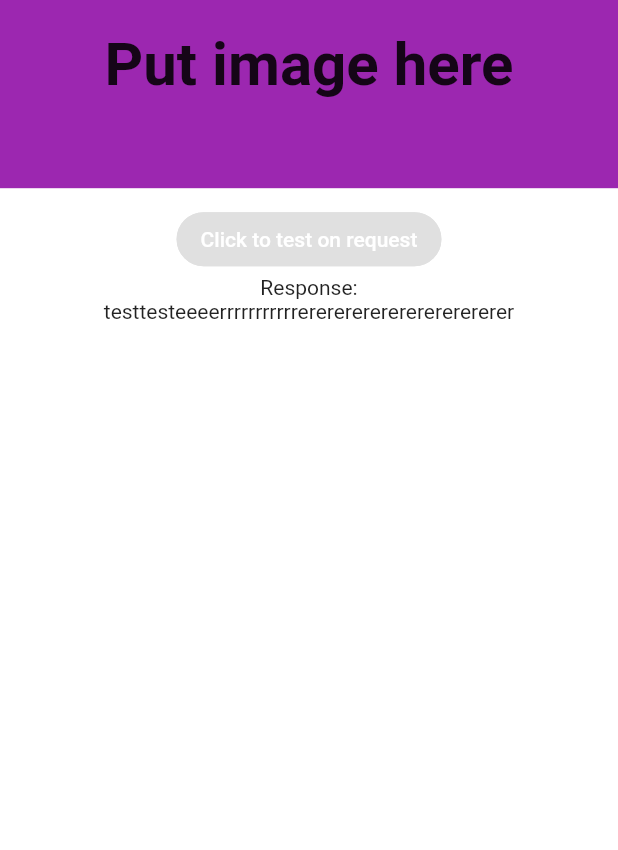
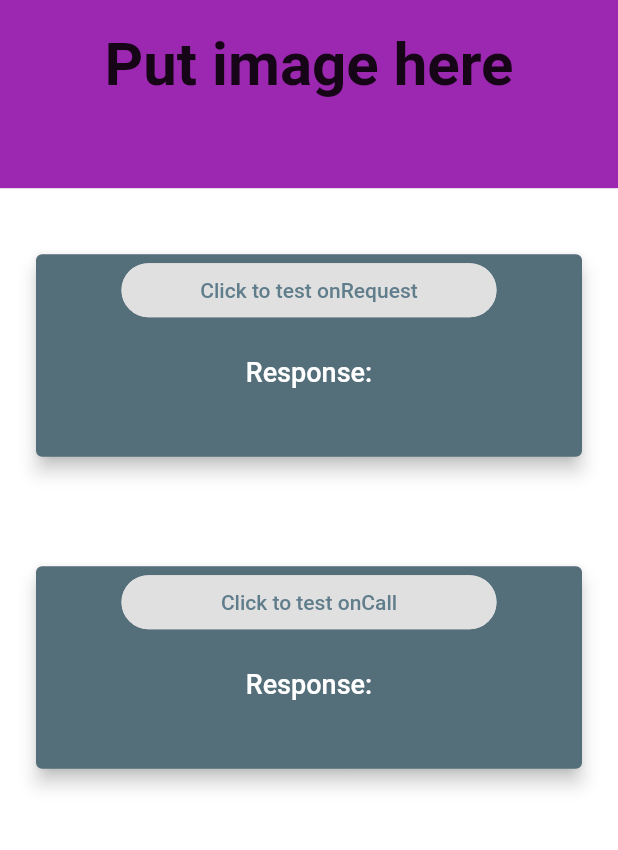
Before and after one commit to hoonblizz/Flutter_Study_Web, a Flutter app: the FirebaseFunctionsTutorialPage screen opened by its route, on a phone screen of 412 x 824 dp, the part 59-909 px from its top. Run offline on Flutter 3.47's test engine with Material 2 defaults, Android fonts, the phone set to English and light mode, and no system bars; our stand-ins replace dynamic_theme, fluro, get_it; Roboto replaces fonts that are missing (Montserrat).

Commit message:
basic ui

```diff
--- a/lib/app.dart
+++ b/lib/app.dart
@@ -21,7 +21,7 @@ class _AppState extends State<App> {
             ? ThemeData(
                 primarySwatch: Colors.blueGrey,
                 backgroundColor: Colors.white,
-                cardColor: Colors.blueGrey[50],
+                cardColor: Colors.blueGrey[600],
                 primaryTextTheme: TextTheme(
                   button: TextStyle(
                     color: Colors.blueGrey,
@@ -33,7 +33,11 @@ class _AppState extends State<App> {
                   subtitle1: TextStyle(
                     color: Colors.black,
                   ),
-                  headline1: TextStyle(color: Colors.blueGrey[800]),
+                  headline1: TextStyle(
+                    color: Colors.blueGrey[800],
+                  ),
+                  bodyText1: TextStyle(color: Colors.white),
+                  //bodyText2: TextStyle(color: Colors.blueGrey[50]),
                 ),
                 bottomAppBarColor: Colors.blueGrey[900],
                 iconTheme: IconThemeData(color: Colors.blueGrey),
@@ -42,10 +46,10 @@ class _AppState extends State<App> {
             : ThemeData(
                 primarySwatch: Colors.blueGrey,
                 backgroundColor: Colors.blueGrey[900],
-                cardColor: Colors.black,
+                cardColor: Colors.blueGrey[50],
                 primaryTextTheme: TextTheme(
                   button: TextStyle(
-                    color: Colors.blueGrey[200],
+                    color: Colors.white,
                     decorationColor: Colors.blueGrey[50],
                   ),
                   subtitle2: TextStyle(
@@ -57,6 +61,8 @@ class _AppState extends State<App> {
                   headline1: TextStyle(
                     color: Colors.white70,
                   ),
+                  bodyText1: TextStyle(color: Colors.black),
+                  //bodyText2: TextStyle(color: Colors.black),
                 ),
                 bottomAppBarColor: Colors.black,
                 iconTheme: IconThemeData(color: Colors.blueGrey[200]),
@@ -66,7 +72,13 @@ class _AppState extends State<App> {
       themedWidgetBuilder: (context, data) => MaterialApp(
         title: 'Coding Sloth',
         debugShowCheckedModeBanner: false,
-        theme: data,
+        theme: data.copyWith(
+          // originalSize * fontSizeFactor + fontSizeDelta
+          textTheme: Theme.of(context).textTheme.apply(
+                fontSizeFactor: 1.0,
+                fontSizeDelta: 2.0,
+              ),
+        ),
         navigatorKey: locator<NavigationService>().navigatorKey,
         onGenerateRoute: generateRoute,
         initialRoute: HomePageRoute,
--- a/lib/constants.dart
+++ b/lib/constants.dart
@@ -14,3 +14,5 @@ TextStyle kWebsiteTitleTextStyle = TextStyle(
   // This stops letters moving when hover
   shadows: [Shadow(blurRadius: 0.1, color: Colors.transparent)],
 );
+
+double kBodyHorizontalPadding = 20.0;
--- a/lib/tutorialPages/02_firebase_functions/firebase_functions_tutorial_page.dart
+++ b/lib/tutorialPages/02_firebase_functions/firebase_functions_tutorial_page.dart
@@ -1,4 +1,5 @@
 import 'package:flutter/material.dart';
+import 'package:flutter_study_web/constants.dart';
 import 'package:flutter_study_web/responsive.dart';
 import 'package:flutter_study_web/widgets/default_page_frame.dart';
 
@@ -10,43 +11,129 @@ class FirebaseFunctionsTutorialPage extends StatefulWidget {
 
 class _FirebaseFunctionsTutorialPageState
     extends State<FirebaseFunctionsTutorialPage> {
-  String _responseOnRequest = "testtesteeeerrrrrrrrrrrerererererererererererer";
+  String _responseOnRequest = "";
+  String _responseOnCall = "";
   void _onPressTestOnRequest() async {}
-
+  void _onPressTestOnCall() async {}
   @override
   Widget build(BuildContext context) {
+    var screenSize = MediaQuery.of(context).size;
+    ThemeData themeData = Theme.of(context);
+    double cardWidth = 750;
+
     return DefaultPageFrame(
       body: Column(
         children: [
-          ResponsiveWidget.isSmallScreen(context)
+          // On Request Test button and Response text
+          Container(
+            width: cardWidth,
+            padding: EdgeInsets.all(kBodyHorizontalPadding),
+            //padding: EdgeInsets.symmetric(horizontal: kBodyHorizontalPadding),
+            child: Card(
+              elevation: 5.0,
+              child: ResponsiveWidget.isSmallScreen(context)
                   ? Column(
-                  children: _onRequestWidget(),
+                      mainAxisSize: MainAxisSize.min,
+                      mainAxisAlignment: MainAxisAlignment.center,
+                      children: _contentWidget(
+                        themeData,
+                        screenSize,
+                        'Click to test onRequest',
+                        _onPressTestOnRequest,
+                        _responseOnRequest,
+                      ),
                     )
                   : Row(
-                  children: _onRequestWidget(),
+                      mainAxisSize: MainAxisSize.min,
+                      mainAxisAlignment: MainAxisAlignment.center,
+                      children: _contentWidget(
+                        themeData,
+                        screenSize,
+                        'Click to test onRequest',
+                        _onPressTestOnRequest,
+                        _responseOnRequest,
+                      ),
+                    ),
+            ),
+          ),
+          SizedBox(
+            height: 25,
+          ),
+          // On Call Test button and Response text
+          Container(
+            width: cardWidth,
+            padding: EdgeInsets.all(kBodyHorizontalPadding),
+            //padding: EdgeInsets.symmetric(horizontal: kBodyHorizontalPadding),
+            child: Card(
+              elevation: 5.0,
+              child: ResponsiveWidget.isSmallScreen(context)
+                  ? Column(
+                      mainAxisSize: MainAxisSize.min,
+                      mainAxisAlignment: MainAxisAlignment.center,
+                      children: _contentWidget(
+                        themeData,
+                        screenSize,
+                        'Click to test onCall',
+                        _onPressTestOnCall,
+                        _responseOnCall,
+                      ),
+                    )
+                  : Row(
+                      mainAxisSize: MainAxisSize.min,
+                      mainAxisAlignment: MainAxisAlignment.center,
+                      children: _contentWidget(
+                        themeData,
+                        screenSize,
+                        'Click to test onCall',
+                        _onPressTestOnCall,
+                        _responseOnCall,
+                      ),
+                    ),
+            ),
           ),
         ],
       ),
     );
   }
 
-  List<Widget> _onRequestWidget() {
+  List<Widget> _contentWidget(ThemeData themeData, Size screenSize,
+      String buttonText, Function buttonFunc, String responseVal) {
     return [
-      FlatButton(
-        onPressed: _onPressTestOnRequest,
+      Container(
+        width: 250,
+        child: FlatButton(
+          onPressed: buttonFunc,
           child: Text(
-          'Click to test on request',
-          style: TextStyle(color: Colors.white),
+            buttonText,
+            style: themeData.primaryTextTheme.button,
           ),
-        color: Theme.of(context).buttonColor,
+          color: themeData.buttonColor,
           shape: RoundedRectangleBorder(
             borderRadius: BorderRadius.circular(18.0),
             side: BorderSide(color: Theme.of(context).buttonColor),
           ),
         ),
+      ),
       Container(
+        width: 400,
+        padding: EdgeInsets.all(kBodyHorizontalPadding),
         child: Column(
-          children: [Text('Response:'), Text(_responseOnRequest)],
+          children: [
+            Text(
+              'Response:',
+              style: Theme.of(context).primaryTextTheme.bodyText1.copyWith(
+                    fontSize: 18,
+                    fontWeight: FontWeight.w500,
+                  ),
+            ),
+            SizedBox(
+              height: 10,
+            ),
+            Text(
+              responseVal,
+              style: Theme.of(context).primaryTextTheme.bodyText1,
+            )
+          ],
         ),
       ),
     ];
--- a/lib/widgets/default_page_frame.dart
+++ b/lib/widgets/default_page_frame.dart
@@ -71,7 +71,7 @@ class _DefaultPageFrameState extends State<DefaultPageFrame> {
                   children: [
                     // Empty space to place below the image.
                     Container(
-                      height: screenSize.height * 0.20 + 10,
+                      height: screenSize.height * 0.20 + 20,
                       width: screenSize.width,
                       child: Container(),
                     ),
```
Lines whose indentation alone changed are shown as unchanged.
